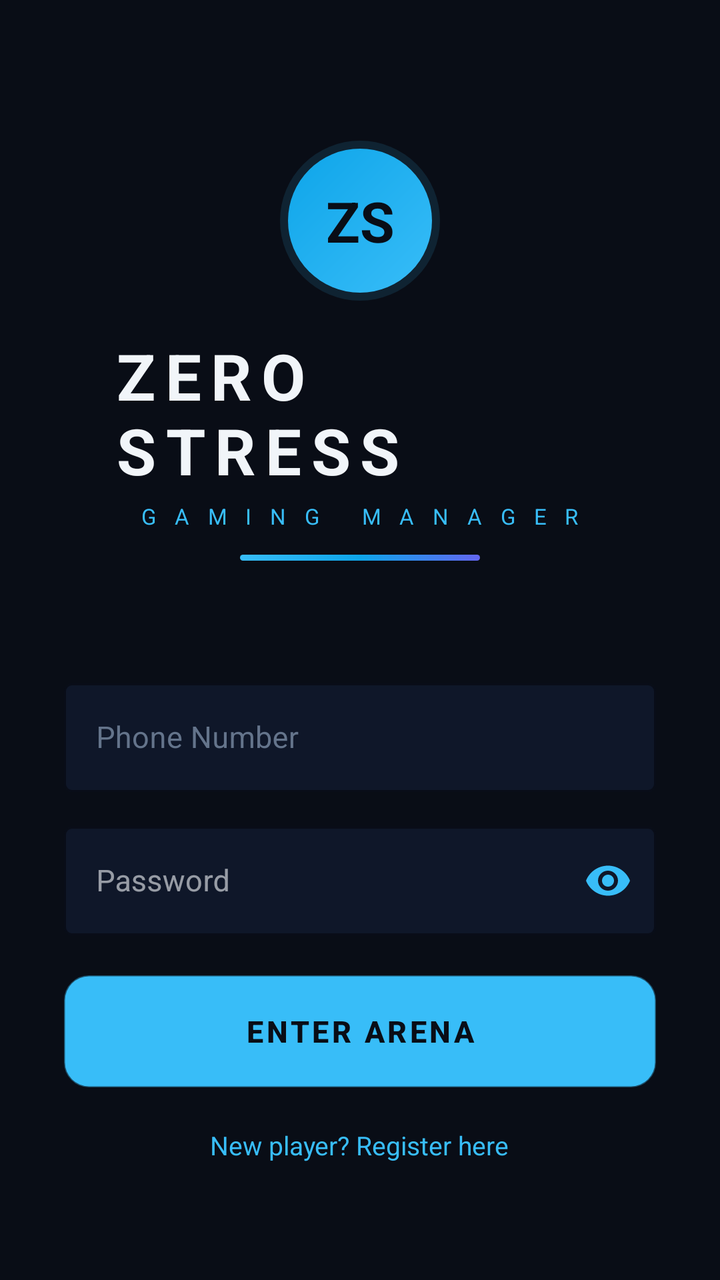
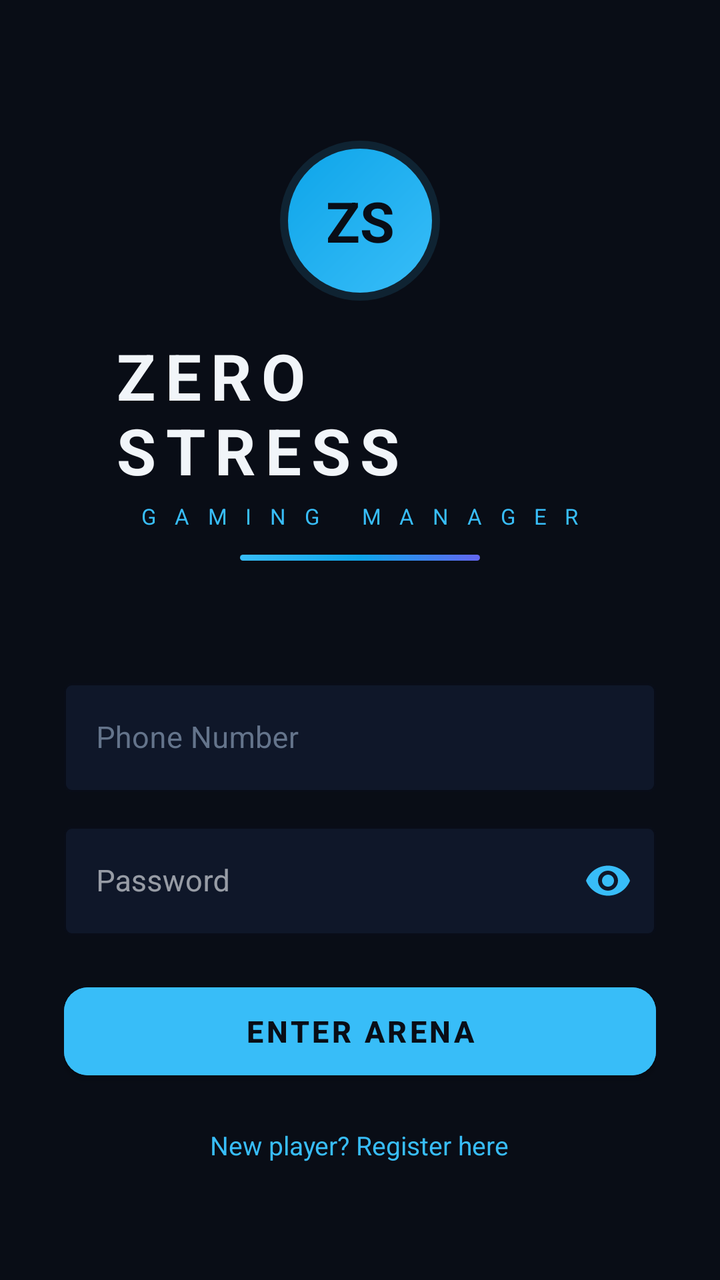

Screens rendered from an Android XML layout before and after an edit, with the pre-edit source and the edit as a unified diff.
<!-- AndroidManifest.xml: application theme Theme.ZeroStressManager -->
<!-- res/layout/activity_login.xml -->
<?xml version="1.0" encoding="utf-8"?>
<ScrollView xmlns:android="http://schemas.android.com/apk/res/android"
    xmlns:app="http://schemas.android.com/apk/res-auto"
    android:layout_width="match_parent"
    android:layout_height="match_parent"
    android:background="#090d16"
    android:fillViewport="true">

    <LinearLayout
        android:layout_width="match_parent"
        android:layout_height="wrap_content"
        android:gravity="center"
        android:orientation="vertical"
        android:padding="32dp">

        
        <LinearLayout
            android:layout_width="match_parent"
            android:layout_height="wrap_content"
            android:orientation="vertical"
            android:gravity="center"
            android:padding="24dp"
            android:layout_marginBottom="32dp">

            
            <TextView
                android:layout_width="80dp"
                android:layout_height="80dp"
                android:gravity="center"
                android:text="ZS"
                android:textColor="#090d16"
                android:textSize="28sp"
                android:textStyle="bold"
                android:background="@drawable/bg_gaming_avatar"
                android:layout_marginBottom="16dp" />

            <TextView
                android:layout_width="wrap_content"
                android:layout_height="wrap_content"
                android:text="ZERO STRESS"
                android:textColor="#f1f5f9"
                android:textSize="32sp"
                android:textStyle="bold"
                android:letterSpacing="0.15"
                android:layout_marginBottom="4dp" />

            <TextView
                android:layout_width="wrap_content"
                android:layout_height="wrap_content"
                android:text="G A M I N G   M A N A G E R"
                android:textColor="#38bdf8"
                android:textSize="11sp"
                android:letterSpacing="0.3" />

            <View
                android:layout_width="120dp"
                android:layout_height="3dp"
                android:layout_marginTop="12dp"
                android:background="@drawable/bg_gaming_gradient" />
        </LinearLayout>

        
        <LinearLayout
            android:id="@+id/login_form"
            android:layout_width="match_parent"
            android:layout_height="wrap_content"
            android:orientation="vertical">

            <com.google.android.material.textfield.TextInputLayout
                android:layout_width="match_parent"
                android:layout_height="wrap_content"
                android:layout_marginBottom="12dp"
                android:hint="Phone Number"
                android:textColorHint="#64748b"
                style="@style/Widget.MaterialComponents.TextInputLayout.OutlinedBox"
                app:boxStrokeColor="#38bdf8"
                app:boxBackgroundColor="#0f1729"
                app:hintTextColor="#38bdf8">

                <com.google.android.material.textfield.TextInputEditText
                    android:id="@+id/phone_input"
                    android:layout_width="match_parent"
                    android:layout_height="wrap_content"
                    android:inputType="phone"
                    android:textColor="#f1f5f9"
                    android:textColorHint="#64748b"
                    android:textSize="15sp" />
            </com.google.android.material.textfield.TextInputLayout>

            <com.google.android.material.textfield.TextInputLayout
                android:layout_width="match_parent"
                android:layout_height="wrap_content"
                android:layout_marginBottom="20dp"
                android:hint="Password"
                app:passwordToggleEnabled="true"
                app:passwordToggleTint="#38bdf8"
                style="@style/Widget.MaterialComponents.TextInputLayout.OutlinedBox"
                app:boxStrokeColor="#38bdf8"
                app:boxBackgroundColor="#0f1729"
                app:hintTextColor="#38bdf8">

                <com.google.android.material.textfield.TextInputEditText
                    android:id="@+id/password_input"
                    android:layout_width="match_parent"
                    android:layout_height="wrap_content"
                    android:inputType="textPassword"
                    android:textColor="#f1f5f9"
                    android:textColorHint="#64748b"
                    android:textSize="15sp" />
            </com.google.android.material.textfield.TextInputLayout>

            <com.google.android.material.button.MaterialButton
                android:id="@+id/login_btn"
                android:layout_width="match_parent"
                android:layout_height="56dp"
                android:text="ENTER ARENA"
                android:textColor="#090d16"
                android:textStyle="bold"
                android:textSize="15sp"
                android:letterSpacing="0.1"
                android:background="@drawable/btn_gaming_primary"
                android:backgroundTint="#38bdf8"
                android:layout_marginBottom="8dp"
                app:cornerRadius="12dp" />
        </LinearLayout>

        
        <LinearLayout
            android:id="@+id/register_form"
            android:layout_width="match_parent"
            android:layout_height="wrap_content"
            android:orientation="vertical"
            android:visibility="gone">

            <com.google.android.material.textfield.TextInputLayout
                android:layout_width="match_parent"
                android:layout_height="wrap_content"
                android:layout_marginBottom="12dp"
                android:hint="Player Name"
                style="@style/Widget.MaterialComponents.TextInputLayout.OutlinedBox"
                app:boxStrokeColor="#38bdf8"
                app:boxBackgroundColor="#0f1729"
                app:hintTextColor="#38bdf8">

                <com.google.android.material.textfield.TextInputEditText
                    android:id="@+id/reg_name_input"
                    android:layout_width="match_parent"
                    android:layout_height="wrap_content"
                    android:textColor="#f1f5f9"
                    android:textSize="15sp" />
            </com.google.android.material.textfield.TextInputLayout>

            <com.google.android.material.textfield.TextInputLayout
                android:layout_width="match_parent"
                android:layout_height="wrap_content"
                android:layout_marginBottom="12dp"
                android:hint="Phone Number"
                style="@style/Widget.MaterialComponents.TextInputLayout.OutlinedBox"
                app:boxStrokeColor="#38bdf8"
                app:boxBackgroundColor="#0f1729"
                app:hintTextColor="#38bdf8">

                <com.google.android.material.textfield.TextInputEditText
                    android:id="@+id/reg_phone_input"
                    android:layout_width="match_parent"
                    android:layout_height="wrap_content"
                    android:inputType="phone"
                    android:textColor="#f1f5f9"
                    android:textSize="15sp" />
            </com.google.android.material.textfield.TextInputLayout>

            <com.google.android.material.textfield.TextInputLayout
                android:layout_width="match_parent"
                android:layout_height="wrap_content"
                android:layout_marginBottom="20dp"
                android:hint="Password"
                app:passwordToggleEnabled="true"
                app:passwordToggleTint="#38bdf8"
                style="@style/Widget.MaterialComponents.TextInputLayout.OutlinedBox"
                app:boxStrokeColor="#38bdf8"
                app:boxBackgroundColor="#0f1729"
                app:hintTextColor="#38bdf8">

                <com.google.android.material.textfield.TextInputEditText
                    android:id="@+id/reg_password_input"
                    android:layout_width="match_parent"
                    android:layout_height="wrap_content"
                    android:inputType="textPassword"
                    android:textColor="#f1f5f9"
                    android:textSize="15sp" />
            </com.google.android.material.textfield.TextInputLayout>

            <com.google.android.material.button.MaterialButton
                android:id="@+id/register_btn"
                android:layout_width="match_parent"
                android:layout_height="56dp"
                android:text="JOIN SQUAD"
                android:textColor="#090d16"
                android:textStyle="bold"
                android:textSize="15sp"
                android:letterSpacing="0.1"
                android:backgroundTint="#a855f7"
                android:visibility="gone"
                android:layout_marginBottom="8dp"
                app:cornerRadius="12dp" />
        </LinearLayout>

        <TextView
            android:id="@+id/toggle_auth_mode"
            android:layout_width="wrap_content"
            android:layout_height="wrap_content"
            android:text="New player? Register here"
            android:textColor="#38bdf8"
            android:textSize="13sp"
            android:padding="12dp"
            android:clickable="true"
            android:focusable="true" />

        <ProgressBar
            android:id="@+id/progress_bar"
            android:layout_width="wrap_content"
            android:layout_height="wrap_content"
            android:layout_marginTop="16dp"
            android:visibility="gone"
            android:indeterminateTint="#38bdf8" />
    </LinearLayout>
</ScrollView>
<!-- resources referenced by this layout -->
<resources>
  <!-- drawable bg_gaming_avatar (drawable) -->
  <?xml version="1.0" encoding="utf-8"?>
  <layer-list xmlns:android="http://schemas.android.com/apk/res/android">
      
      <item>
          <shape android:shape="oval">
              <solid android:color="#2038bdf8" />
              <size android:width="48dp" android:height="48dp" />
          </shape>
      </item>
      
      <item
          android:left="4dp" android:top="4dp"
          android:right="4dp" android:bottom="4dp">
          <shape android:shape="oval">
              <gradient
                  android:startColor="#38bdf8"
                  android:endColor="#0ea5e9"
                  android:angle="135" />
          </shape>
      </item>
  </layer-list>
  <!-- drawable bg_gaming_gradient (drawable) -->
  <?xml version="1.0" encoding="utf-8"?>
  <shape xmlns:android="http://schemas.android.com/apk/res/android"
      android:shape="rectangle">
      <gradient
          android:startColor="#38bdf8"
          android:centerColor="#0ea5e9"
          android:endColor="#6366f1"
          android:angle="0" />
      <corners android:radius="12dp" />
  </shape>
  <!-- drawable btn_gaming_primary (drawable) -->
  <?xml version="1.0" encoding="utf-8"?>
  <ripple xmlns:android="http://schemas.android.com/apk/res/android"
      android:color="#4038bdf8">
      <item>
          <shape android:shape="rectangle">
              <gradient
                  android:startColor="#38bdf8"
                  android:centerColor="#0ea5e9"
                  android:endColor="#0284c7"
                  android:angle="0" />
              <corners android:radius="12dp" />
              <stroke
                  android:width="1dp"
                  android:color="#6038bdf8" />
          </shape>
      </item>
  </ripple>
  <style name="Theme.ZeroStressManager" parent="Theme.MaterialComponents.DayNight.NoActionBar">
          
          <item name="colorPrimary">#38bdf8</item>
          <item name="colorPrimaryVariant">#0ea5e9</item>
          <item name="colorOnPrimary">#090d16</item>
          <item name="colorPrimaryDark">#0284c7</item>
  
          
          <item name="colorSecondary">#a855f7</item>
          <item name="colorSecondaryVariant">#7c3aed</item>
          <item name="colorOnSecondary">#ffffff</item>
  
          
          <item name="colorSurface">#0f1729</item>
          <item name="colorOnSurface">#f1f5f9</item>
  
          
          <item name="colorError">#ef4444</item>
          <item name="colorOnError">#ffffff</item>
  
          
          <item name="android:colorBackground">#090d16</item>
          <item name="android:windowBackground">#090d16</item>
  
          
          <item name="android:statusBarColor">#090d16</item>
          <item name="android:navigationBarColor">#090d16</item>
          <item name="android:windowLightStatusBar">false</item>
  
          
          <item name="android:textColorPrimary">#f1f5f9</item>
          <item name="android:textColorSecondary">#94a3b8</item>
          <item name="android:textColorHint">#475569</item>
  
          
          <item name="colorAccent">#38bdf8</item>
      </style>
</resources>

<!-- the commit's change to res/layout/activity_login.xml (unified diff, before → after) -->
@@ -118,7 +118,6 @@
                 android:textStyle="bold"
                 android:textSize="15sp"
                 android:letterSpacing="0.1"
-                android:background="@drawable/btn_gaming_primary"
                 android:backgroundTint="#38bdf8"
                 android:layout_marginBottom="8dp"
                 app:cornerRadius="12dp" />
@@ -221,7 +220,6 @@
             android:layout_width="wrap_content"
             android:layout_height="wrap_content"
             android:layout_marginTop="16dp"
-            android:visibility="gone"
-            android:indeterminateTint="#38bdf8" />
+            android:visibility="gone" />
     </LinearLayout>
 </ScrollView>
<!-- resource entries referenced after the edit -->
@@ -33,24 +33,6 @@
           android:angle="0" />
       <corners android:radius="12dp" />
   </shape>
-  <!-- drawable btn_gaming_primary (drawable) -->
-  <?xml version="1.0" encoding="utf-8"?>
-  <ripple xmlns:android="http://schemas.android.com/apk/res/android"
-      android:color="#4038bdf8">
-      <item>
-          <shape android:shape="rectangle">
-              <gradient
-                  android:startColor="#38bdf8"
-                  android:centerColor="#0ea5e9"
-                  android:endColor="#0284c7"
-                  android:angle="0" />
-              <corners android:radius="12dp" />
-              <stroke
-                  android:width="1dp"
-                  android:color="#6038bdf8" />
-          </shape>
-      </item>
-  </ripple>
   <style name="Theme.ZeroStressManager" parent="Theme.MaterialComponents.DayNight.NoActionBar">
           
           <item name="colorPrimary">#38bdf8</item>
